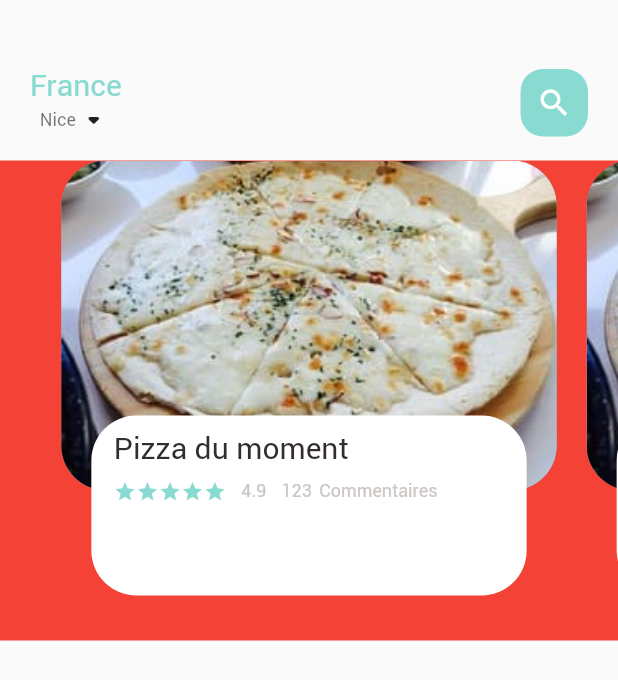
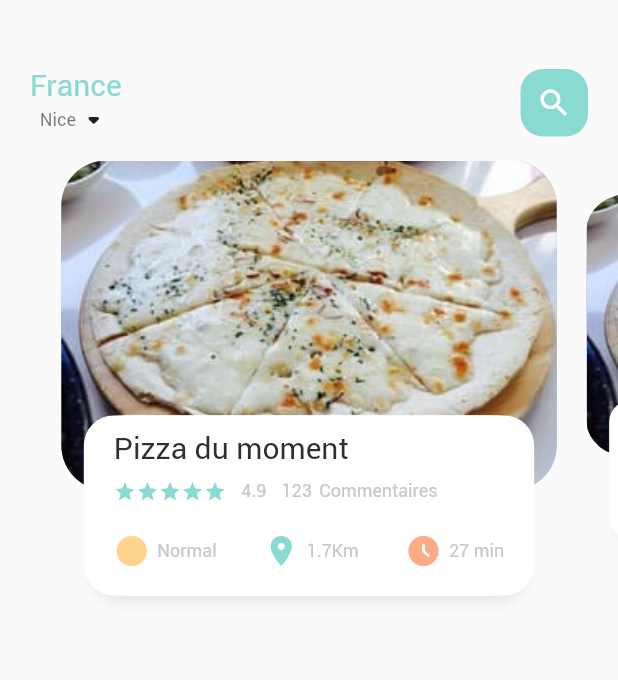
Before and after one commit to Francky06/food_delivery_app, a Flutter app: the screen it shows after launch, on a phone screen of 412 x 824 dp. Shown: the top 680 px of the screen. Run offline on Flutter 3.47's test engine with Material 2 defaults, Android fonts, the phone set to English and light mode, and no system bars.

Commit message:
effet scale header

```diff
--- a/pizza_app/lib/home/food_page_body.dart
+++ b/pizza_app/lib/home/food_page_body.dart
@@ -2,19 +2,44 @@ import 'package:flutter/cupertino.dart';
 import 'package:flutter/material.dart';
 import 'package:pizza_app/utils/colors.dart';
 import 'package:pizza_app/widgets/big_text.dart';
+import 'package:pizza_app/widgets/icon_and_text.dart';
 import 'package:pizza_app/widgets/small_text.dart';
 
 class FoodPageBody extends StatefulWidget {
+  const FoodPageBody({Key? key}) : super(key: key);
   @override
   _FoodPageBodyState createState() => _FoodPageBodyState();
 }
 
 class _FoodPageBodyState extends State<FoodPageBody> {
   PageController pageController = PageController(viewportFraction: 0.85);
+  var _currPageValue = 0.0;
+  double _scaleFactor = 0.8;
+  double _height = 220;
+
+  //Index du carousel
+
+  @override
+  void initState() {
+    super.initState();
+    pageController.addListener(() {
+      setState(() {
+        _currPageValue =  pageController.page!;
+      });
+    });
+  }
+
+  @override
+  void dispose() {
+    pageController.dispose();
+  }
+
+
+// carousel
+
   @override
   Widget build(BuildContext context) {
     return Container(
-      color: Colors.red,
       height: 320,
       child: PageView.builder(
         controller: pageController,
@@ -24,8 +49,39 @@ class _FoodPageBodyState extends State<FoodPageBody> {
       }),
     );
   }
+
+
+  // scale header effect, master flutter ;)
+
   Widget _buildPageItem(int index){
-    return Stack(
+    Matrix4 matrix = new Matrix4.identity();
+    if(index == _currPageValue.floor()) {
+      var currScale = 1-(_currPageValue-index)*(1-_scaleFactor);
+      var currTransf = _height*(1 - currScale) / 2;
+      matrix = Matrix4.diagonal3Values(1, currScale, 1)..setTranslationRaw(0, currTransf, 0);
+
+    } else if ( index == _currPageValue.floor()+1) {
+      var currScale = _scaleFactor+(_currPageValue-index+1)*(1-_scaleFactor);
+      var currTransf = _height*(1 - currScale) / 2;
+      matrix = Matrix4.diagonal3Values(1, currScale, 1);
+      matrix = Matrix4.diagonal3Values(1, currScale, 1)..setTranslationRaw(0, currTransf, 0);
+
+    } else if ( index == _currPageValue.floor()-1) {
+      var currScale = 1-(_currPageValue-index)*(1-_scaleFactor);
+      var currTransf = _height*(1 - currScale) / 2;
+      matrix = Matrix4.diagonal3Values(1, currScale, 1);
+      matrix = Matrix4.diagonal3Values(1, currScale, 1)..setTranslationRaw(0, currTransf, 0);
+    } else {
+      var currScale = 0.8;
+      matrix = Matrix4.diagonal3Values(1, currScale, 1)..setTranslationRaw(0, _height*(1-_scaleFactor)/2, 0);
+    }
+
+
+    //header
+
+    return Transform(
+      transform: matrix,
+      child: Stack(
         children: [
           Container(
             height: 220,
@@ -47,8 +103,24 @@ class _FoodPageBodyState extends State<FoodPageBody> {
               height: 120,
               margin: EdgeInsets.only(left: 30, right: 30, bottom: 30),
               decoration: BoxDecoration(
-                borderRadius: BorderRadius.circular(30),
-                color: Colors.white
+                  borderRadius: BorderRadius.circular(20),
+                  color: Colors.white,
+                  boxShadow: [
+                    BoxShadow(
+                      color: Color(0xFFe8e8e8),
+                      blurRadius: 5.0,
+                      offset: Offset(0,5)
+                    ),
+                    BoxShadow(
+                        color: Colors.white,
+                        offset: Offset(-5,0)
+                    ),
+                    BoxShadow(
+                        color: Colors.white,
+                        offset: Offset(5,0)
+                    )
+                  ]
+
 
               ),
               child: Container(
@@ -72,12 +144,22 @@ class _FoodPageBodyState extends State<FoodPageBody> {
 
                       ],
                     ),
+                    SizedBox(height: 20),
+                    Row(
+                      mainAxisAlignment: MainAxisAlignment.spaceBetween,
+                      children: [
+                        IconAndText(icon: Icons.circle_sharp, text: "Normal", iconColor: AppColors.iconColor1),
+                        IconAndText(icon: Icons.location_on, text: "1.7Km", iconColor: AppColors.mainColor),
+                        IconAndText(icon: Icons.access_time_filled_rounded, text: "27 min", iconColor: AppColors.iconColor2),
+                      ],
+                    )
                   ],
                 ),
               ),
             ),
           )
         ],
+      ),
     );
   }
 }
--- /dev/null
+++ b/pizza_app/lib/widgets/icon_and_text.dart
@@ -0,0 +1,25 @@
+import 'package:flutter/cupertino.dart';
+import 'package:pizza_app/widgets/small_text.dart';
+
+class IconAndText extends StatelessWidget {
+
+  final IconData icon;
+  final String text;
+  final Color iconColor;
+  const IconAndText({Key? key,
+    required this.icon,
+    required this.text,
+    required this.iconColor
+  }) : super(key: key);
+
+  @override
+  Widget build(BuildContext context) {
+    return Row(
+      children: [
+        Icon(icon, color:iconColor),
+        SizedBox(width: 5),
+        SmallText(text: text),
+      ],
+    );
+  }
+}
```
Lines whose indentation alone changed are shown as unchanged.
